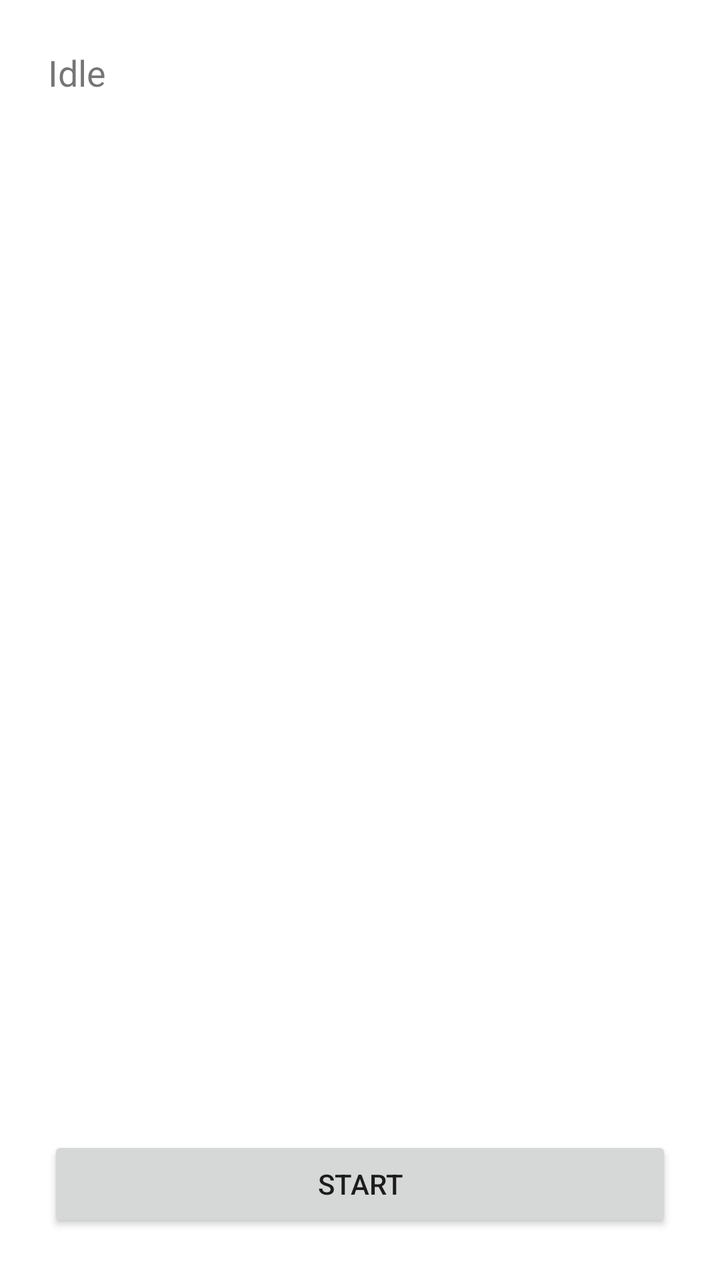
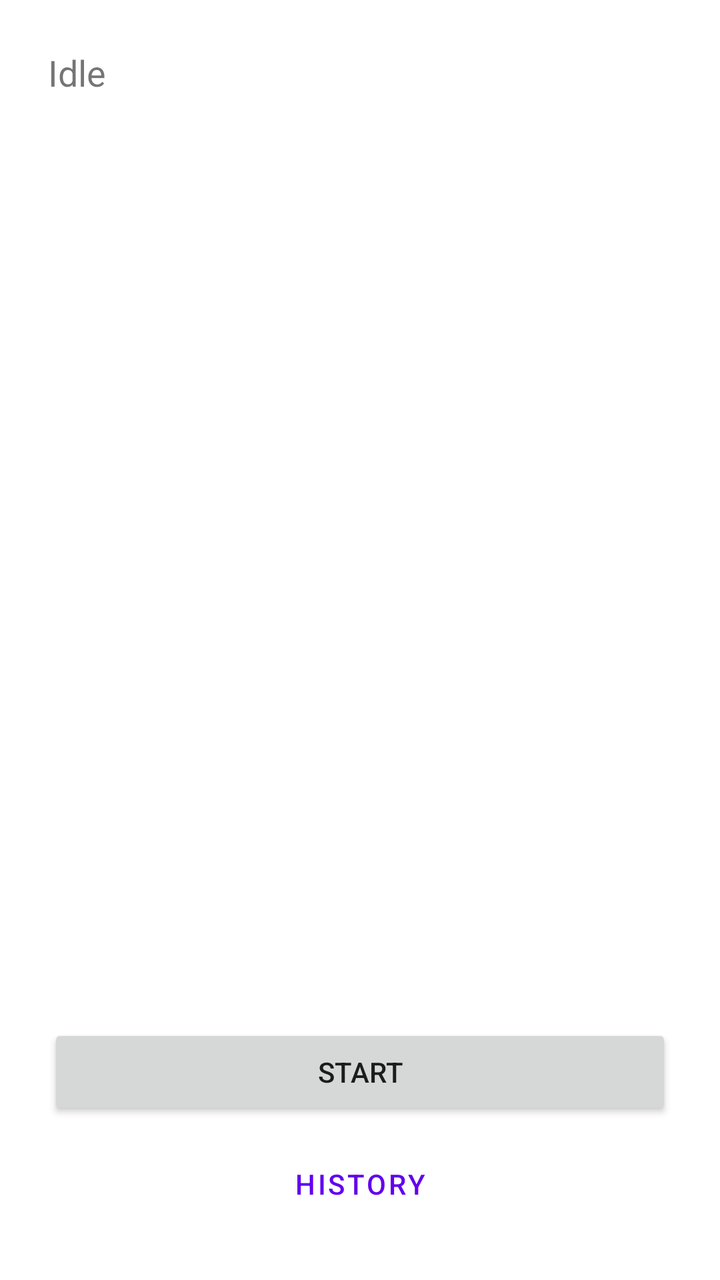

Screens rendered from an Android XML layout before and after an edit, with the pre-edit source and the edit as a unified diff.
<!-- AndroidManifest.xml: application theme Theme.StreetSense -->
<!-- res/layout/activity_main.xml -->
<?xml version="1.0" encoding="utf-8"?>
<LinearLayout xmlns:android="http://schemas.android.com/apk/res/android"
    android:layout_width="match_parent"
    android:layout_height="match_parent"
    android:orientation="vertical"
    android:padding="24dp">

    <TextView
        android:id="@+id/statusText"
        android:layout_width="wrap_content"
        android:layout_height="wrap_content"
        android:textSize="18sp"
        android:text="@string/status_idle" />

    <TextView
        android:id="@+id/mockBadge"
        android:layout_width="wrap_content"
        android:layout_height="wrap_content"
        android:layout_marginTop="4dp"
        android:text="@string/mock_badge"
        android:textColor="#B00020"
        android:textStyle="bold"
        android:visibility="gone" />

    <TextView
        android:id="@+id/readingsText"
        android:layout_width="match_parent"
        android:layout_height="0dp"
        android:layout_weight="1"
        android:layout_marginTop="16dp"
        android:fontFamily="monospace"
        android:textSize="14sp" />

    <Button
        android:id="@+id/startStopButton"
        android:layout_width="match_parent"
        android:layout_height="wrap_content"
        android:text="@string/action_start" />

</LinearLayout>
<!-- resources referenced by this layout -->
<resources>
  <string name="action_start">Start</string>
  <string name="mock_badge">MOCK DATA</string>
  <string name="status_idle">Idle</string>
  <style name="Theme.StreetSense" parent="Theme.MaterialComponents.DayNight.NoActionBar" />
</resources>

<!-- the commit's change to res/layout/activity_main.xml (unified diff, before → after) -->
@@ -37,4 +37,12 @@
         android:layout_height="wrap_content"
         android:text="@string/action_start" />
 
+    <Button
+        android:id="@+id/historyButton"
+        android:layout_width="match_parent"
+        android:layout_height="wrap_content"
+        android:layout_marginTop="8dp"
+        style="?android:attr/buttonBarButtonStyle"
+        android:text="@string/action_history" />
+
 </LinearLayout>
<!-- resource entries referenced after the edit -->
@@ -1,5 +1,6 @@
 <!-- resources referenced by this layout -->
 <resources>
+  <string name="action_history">History</string>
   <string name="action_start">Start</string>
   <string name="mock_badge">MOCK DATA</string>
   <string name="status_idle">Idle</string>
